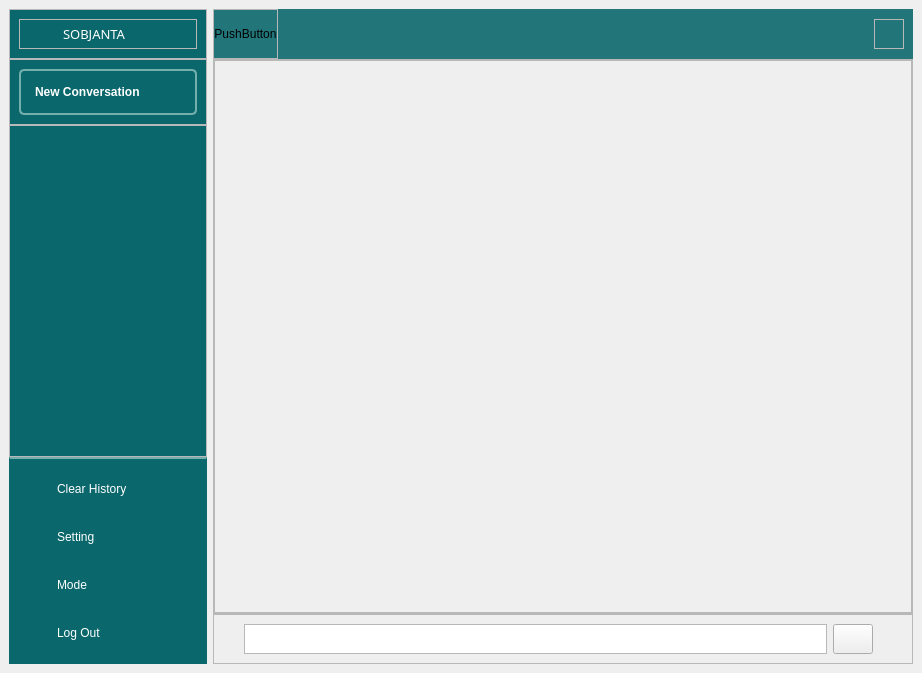
mrshakil015/Python-GUI-PyQt6, file TestDemo-2/DashboardTestDemo.ui: the form before one commit.
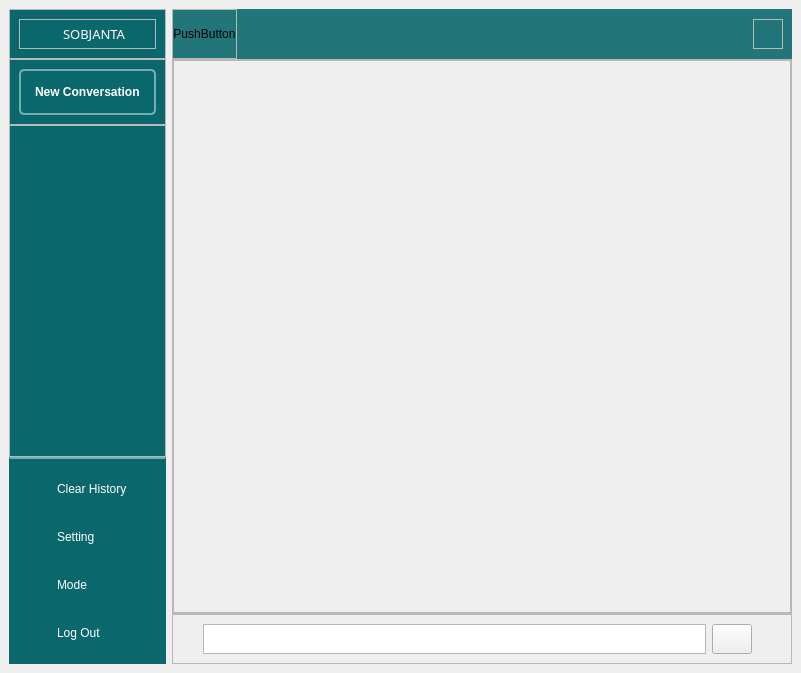
The form after the commit. Icons and pictures are not drawn.

Diff of the .ui file:
```diff
--- a/TestDemo-2/DashboardTestDemo.ui
+++ b/TestDemo-2/DashboardTestDemo.ui
@@ -6,7 +6,7 @@
    <rect>
     <x>0</x>
     <y>0</y>
-    <width>922</width>
+    <width>801</width>
     <height>673</height>
    </rect>
   </property>
@@ -404,8 +404,8 @@
       </property>
       <property name="minimumSize">
        <size>
-        <width>700</width>
-        <height>650</height>
+        <width>600</width>
+        <height>550</height>
        </size>
       </property>
       <layout class="QVBoxLayout" name="verticalLayout_5">
@@ -612,7 +612,7 @@
                  <rect>
                   <x>0</x>
                   <y>0</y>
-                  <width>696</width>
+                  <width>596</width>
                   <height>551</height>
                  </rect>
                 </property>
```
